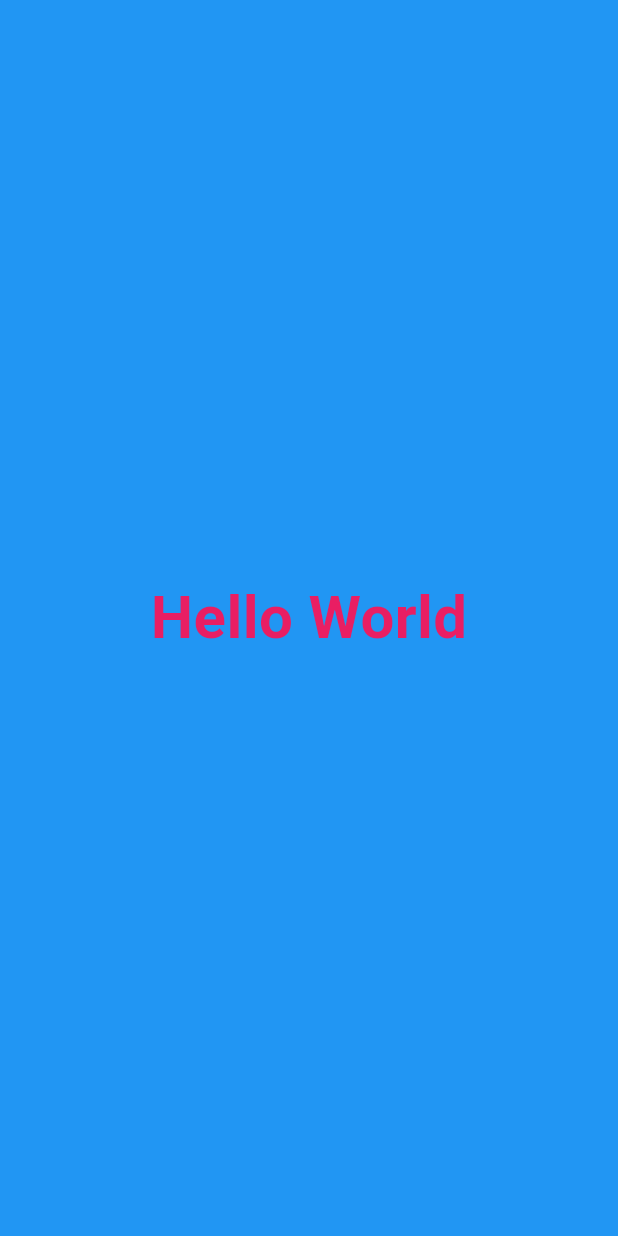
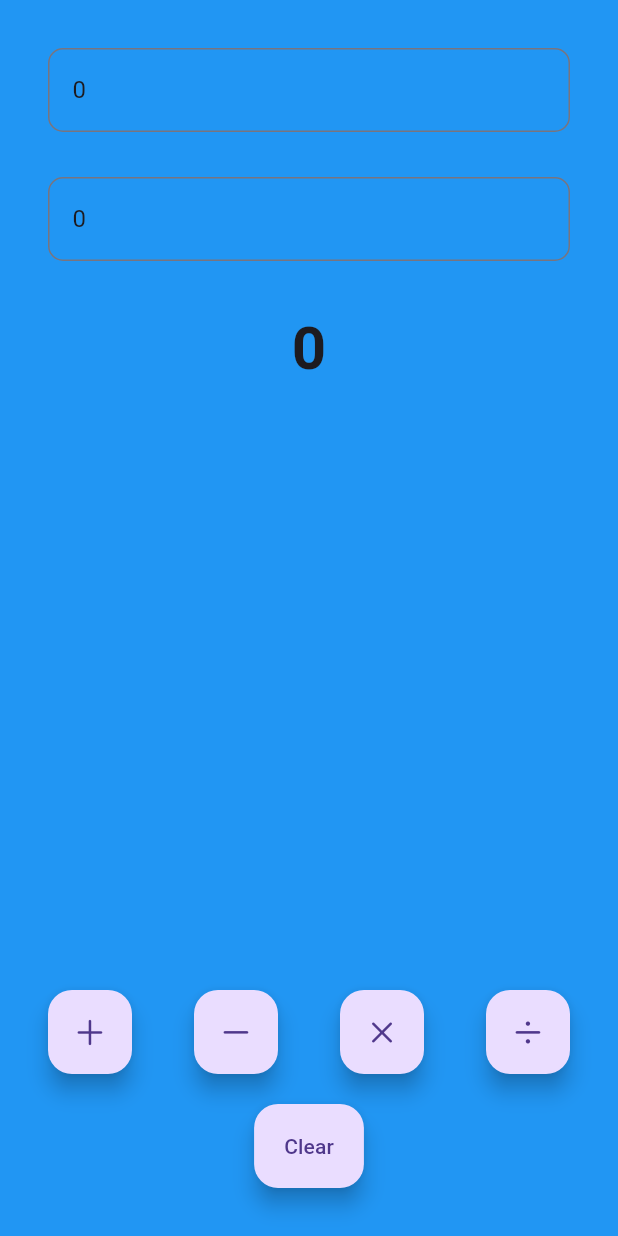
Before and after one commit to HarshaL181818/harshal-github, a Flutter app: the screen it shows after launch, on a phone screen of 412 x 824 dp. Run offline on Flutter 3.47's test engine with Material 3 defaults, Android fonts, the phone set to English and light mode, and no system bars.

Commit message:
Calculator done in flutter

```diff
--- a/lib/app/app.dart
+++ b/lib/app/app.dart
@@ -9,6 +9,9 @@ class MyApp extends StatelessWidget{
   Widget build(BuildContext context){
     return MaterialApp(
       title: "Flutter",
+      theme: ThemeData(
+        primarySwatch: Colors.orange,
+      ),
       home: HomeView(),
     );
   }
--- /dev/null
+++ b/lib/views/calculator_view.dart
@@ -0,0 +1,177 @@
+import 'package:flutter/cupertino.dart';
+import 'package:flutter/material.dart';
+import 'package:flutter/painting.dart';
+
+class CalculatorView extends StatefulWidget {
+  const CalculatorView({super.key});
+  @override
+  State<CalculatorView> createState() => _CalculatorViewState();
+}
+
+class _CalculatorViewState extends State<CalculatorView> {
+  int x=0;
+  int y=0;
+  num z=0;
+  final displayOneController = TextEditingController();
+  final displayTwoController = TextEditingController();
+  late final AppLifecycleListener _listener;
+  @override
+  void initState(){
+    super.initState();
+    displayOneController.text = x.toString();
+    displayTwoController.text = y.toString();
+    _listener = AppLifecycleListener(
+      onShow: _onShow,
+      onHide: _onHide,
+      onResume: _onResume,
+      onDetach: _onDetach,
+      onInactive: _onInactive,
+      onPause: _onPause,
+      onRestart: _onRestart,
+      onStateChange: _onStateChange,
+    );
+  }
+  void _onShow() => print("onShow called");
+  void _onHide() => print("onHide called");
+  void _onResume() => print("onResume called");
+  void _onDetach() => print("onDetach called");
+  void _onInactive() => print("onInactive called");
+  void _onPause() => print("onPause called");
+  void _onRestart() => print("onRestart called");
+  void _onStateChange(AppLifecycleState state) {
+    print("onStateChange called with state: $state");
+  }
+  @override
+  void dispose() {
+    displayTwoController.dispose();
+    displayOneController.dispose();
+    _listener.dispose();
+    super.dispose();
+  }
+  Widget build(BuildContext context) {
+    return Padding(
+      padding: const EdgeInsets.all(32.0),
+      child: Column(
+        children: [
+          //display
+          CalculatorDisplay(
+              key: const Key("displayOne"),
+              hint: "Enter first number",
+              controller: displayOneController),
+          const SizedBox(
+            height: 30,
+          ),
+          CalculatorDisplay(
+              key: const Key("displayTwo"),
+              hint: "Enter second number",
+              controller: displayTwoController),
+          //expand
+          const SizedBox(
+            height: 30,
+          ),
+          Text(
+            key: Key("result"),
+            z.toString(),
+            style: const TextStyle(
+            fontSize: 40,
+            fontWeight: FontWeight.bold,
+          ),),
+          const Spacer(),
+          Row(
+            mainAxisAlignment: MainAxisAlignment.spaceBetween,
+            children: [
+              FloatingActionButton(
+                  onPressed: () {
+                    setState(() {
+                      z= (num.tryParse(displayOneController.text))! + (num.tryParse(displayTwoController.text))!;
+                    });
+                  },
+                child: const Icon(CupertinoIcons.add),
+              ),
+              FloatingActionButton(
+                onPressed: () {
+                  setState(() {
+                    z=(num.tryParse(displayOneController.text))! - (num.tryParse(displayTwoController.text))!;
+                  });
+                },
+                child: const Icon(CupertinoIcons.minus ),
+              ),
+              FloatingActionButton(
+                onPressed: () {
+                  setState(() {
+                    z=(num.tryParse(displayOneController.text))! * (num.tryParse(displayTwoController.text))!;
+                  });
+                },
+                child: const Icon(CupertinoIcons.multiply ),
+              ),
+              FloatingActionButton(
+                onPressed: () {
+                  setState(() {
+                    z=(num.tryParse(displayOneController.text))! / (num.tryParse(displayTwoController.text))!;
+                  });
+                },
+                child: const Icon(CupertinoIcons.divide),
+              )
+            ]
+          ),
+          const SizedBox(
+            height: 20,
+          ),
+          FloatingActionButton.extended(
+            onPressed: () {
+              setState(() {
+                x=0;
+                y=0;
+                z=0;
+                displayOneController.clear();
+                displayTwoController.clear();
+              });
+            },
+            label: const Text("Clear"),
+          )
+          //buttons
+        ]
+      ),
+    );
+  }
+}
+
+class CalculatorDisplay extends StatelessWidget {
+  const CalculatorDisplay({
+    super.key,
+    this.hint = "Enter a number",
+    required this.controller,
+  });
+  final String? hint;
+  final TextEditingController controller;
+  @override
+  Widget build(BuildContext context) {
+    return TextField(
+      controller: controller,
+      keyboardType: TextInputType.number,
+      decoration: InputDecoration(
+
+        border: OutlineInputBorder(
+          borderSide: const BorderSide(
+            color: Colors.black,
+            width: 3.0,
+          ),
+          borderRadius: BorderRadius.circular(10),
+        ),
+
+        focusedBorder: OutlineInputBorder(
+          borderSide: const BorderSide(
+            color: Colors.black,
+            width: 3.0,
+          ),
+          borderRadius: BorderRadius.circular(10),
+        ),
+
+        hintText: hint,
+        hintStyle: const TextStyle(
+          color: Colors.black,
+        ),
+      ),
+    );
+  }
+}
--- a/lib/views/home_view.dart
+++ b/lib/views/home_view.dart
@@ -1,22 +1,16 @@
+import 'package:first_flutter/views/calculator_view.dart';
 import 'package:flutter/cupertino.dart';
-import 'package:flutter/material.dart';
+  import 'package:flutter/material.dart';
 
 class HomeView extends StatelessWidget {
   const HomeView({super.key});
 
   @override
   Widget build(BuildContext context) {
-    return Material(
-      child: Container(
-        color: Colors.blue,
-        child: const Center(
-            child: Text("Hello World",
-                style: TextStyle(
-                  fontSize: 40,
-                  color: Colors.pink,
-                  fontWeight: FontWeight.bold,
-                ))),
-
+    return const Scaffold(
+      backgroundColor: Colors.blue,
+      body: SafeArea(
+        child: CalculatorView(),
       ),
     );
   }
```
Also changed, not shown: 1 other file.
